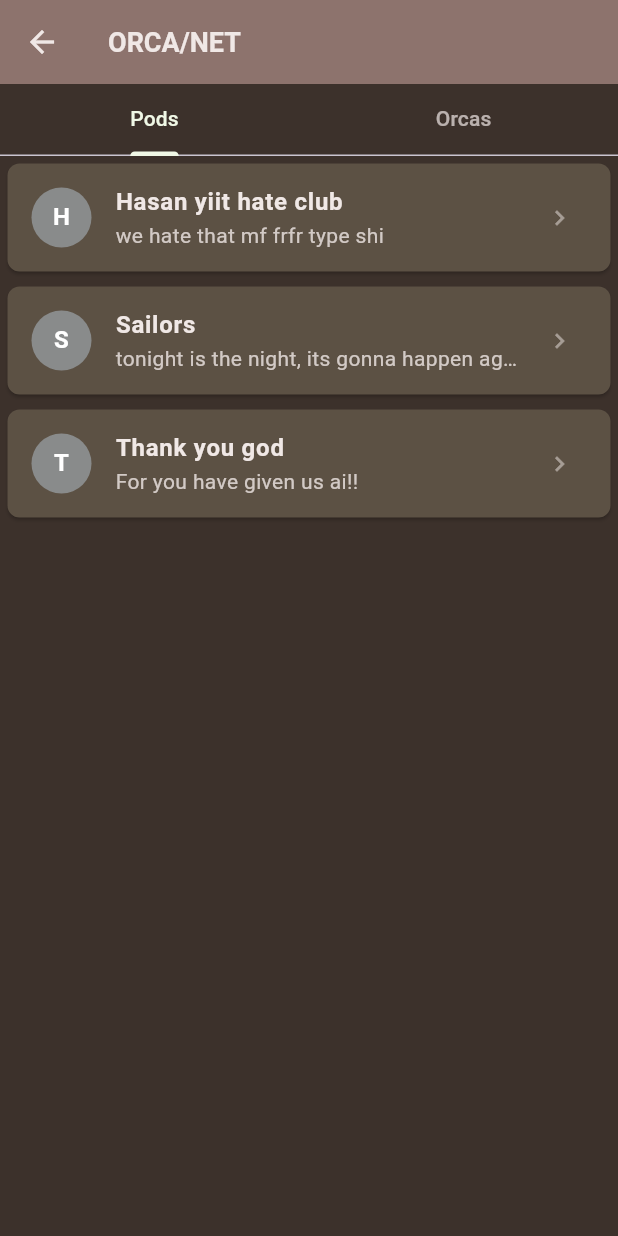
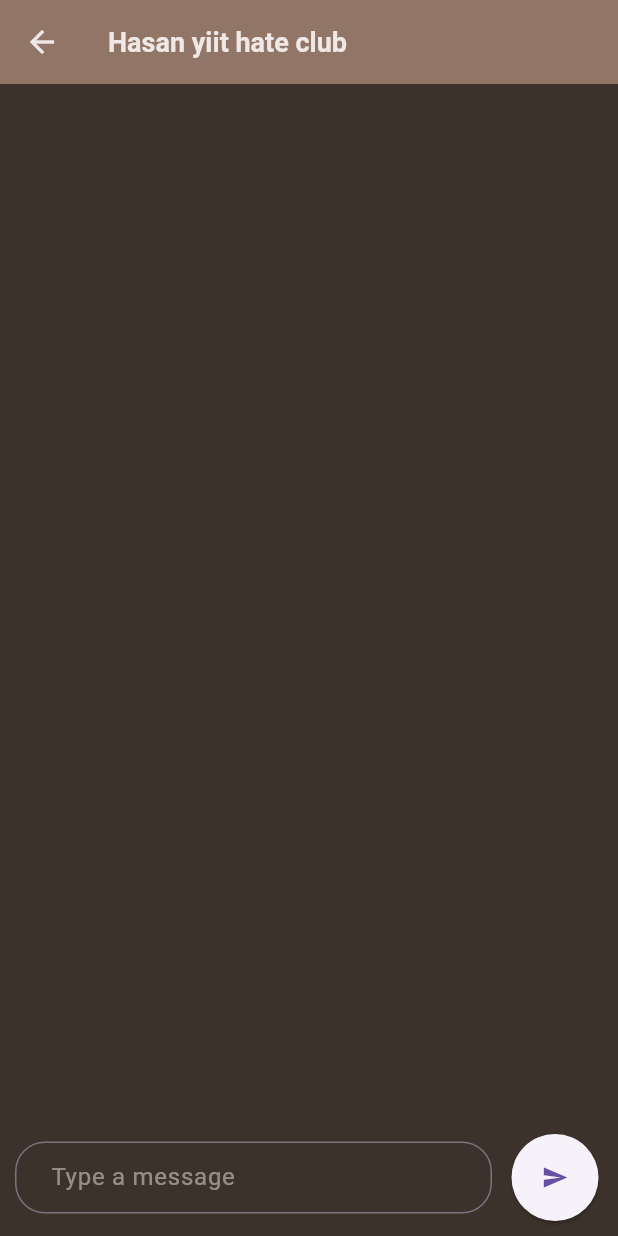
Before and after one commit to M-ismail83/Orcanet, a Flutter app: the chatPage screen opened directly, after a tap on an icon or button, on a phone screen of 412 x 824 dp. Run offline on Flutter 3.47's test engine with Material 3 defaults, Android fonts, the phone set to English and light mode, and no system bars; our stand-ins replace cloud_firestore, firebase_auth, firebase_core, shared_preferences, stroke_text; accounts and stored records are empty.

Commit message:
Added a static chat system and connected the pages with a bottom navigation bar.

```diff
--- a/lib/chatPage.dart
+++ b/lib/chatPage.dart
@@ -1,4 +1,5 @@
 import 'package:flutter/material.dart';
+import 'package:orcanet/message.dart';
 
 //groups or chats iq
 class ChatRoom {
@@ -28,12 +29,6 @@ class chatPage extends StatelessWidget {
     return DefaultTabController(
       length: 2, // Pods and Orcas
       child: Scaffold(
-        appBar: AppBar(
-          title: const Text('ORCA/NET', style: TextStyle(fontWeight: FontWeight.bold, color: Color.fromRGBO(240, 232, 230, 1))),
-          elevation: 4,
-          backgroundColor: Color.fromRGBO(145, 118, 104, 1),
-
-        ),
 
         //body :)
         body: Column(
@@ -105,7 +100,7 @@ class ChatRoomTile extends StatelessWidget {
   const ChatRoomTile({required this.chat, super.key});
 
   void _logChatRoomTap() {
-    print('Tapped main tile for chat: ${chat.name}');
+    print('Tapped chat room: ${chat.name}');
   }
 
   void _logProfileTap() {
@@ -140,7 +135,14 @@ class ChatRoomTile extends StatelessWidget {
           ),
 
           //Tapping the rest of the tile logs the chat room tap
-          onTap: _logChatRoomTap,
+          onTap: () {
+            Navigator.push(
+            context,
+            MaterialPageRoute(
+              builder: (context) => ChatScreen(kisiAdi: chat.name),
+      ),
+    );
+          },
 
           //chat room name
           title: Text(
--- a/lib/message.dart
+++ b/lib/message.dart
@@ -1,19 +1,137 @@
+import 'dart:async';
+
+import 'package:cloud_firestore/cloud_firestore.dart';
+import 'package:firebase_auth/firebase_auth.dart';
 import 'package:flutter/material.dart';
+import 'package:shared_preferences/shared_preferences.dart';
 
-class message extends StatefulWidget {
-  const message({super.key});
+class ChatScreen extends StatefulWidget {
+  final String kisiAdi;
+
+  const ChatScreen({super.key, required this.kisiAdi});
 
   @override
-  State<StatefulWidget> createState() => _messageState();
-
+  _ChatScreenState createState() => _ChatScreenState();
 }
 
-class _messageState extends State<message>{
+class _ChatScreenState extends State<ChatScreen> {
+  final List<Map<String, String>> _messages = [];
+  final TextEditingController _controller = TextEditingController();
+  @override
+  void initState() {
+    super.initState();
+    _loadMessages();
+  }
+  Future<void> _saveMessages() async {
+    final prefs = await SharedPreferences.getInstance();
+    final messagesAsString = _messages
+        .map((message) => '${message['sender']}:${message['text']}')
+        .toList();
+    await prefs.setStringList(widget.kisiAdi, messagesAsString);
+  }
+
+  Future<void> _loadMessages() async {
+    final prefs = await SharedPreferences.getInstance();
+    final messagesAsString = prefs.getStringList(widget.kisiAdi) ?? [];
+    setState(() {
+      _messages.addAll(messagesAsString.map((str) {
+        final parts = str.split(':');
+        return {'sender': parts[0], 'text': parts.sublist(1).join(':')};
+      }));
+    });
+  }
+
+  void _sendMessage() async{
+    if (_controller.text.trim().isNotEmpty) {
+      setState(() {
+        _messages.add({'text': _controller.text.trim(), 'sender': 'Me'});
+      });
+      /*
+      await FirebaseFirestore.instance.collection('messages').add({
+        "userID": userID,
+        "chat": [{'text': _controller.text.trim(), 'sender': userID}]
+      });*/
+      _saveMessages();
+      _controller.clear();
+    }
+  }
 
   @override
   Widget build(BuildContext context) {
-    throw UnimplementedError();
+    return Scaffold(
+      backgroundColor: Color.fromRGBO(60, 49, 43, 1.0),
+      appBar: AppBar(
+        title: Text(widget.kisiAdi),
+        backgroundColor: const Color.fromRGBO(145, 118, 104, 1.0),
+      ),
+      body: Column(
+        children: [
+          Expanded(
+            child: ListView.builder(
+              reverse: true,
+              itemCount: _messages.length,
+              itemBuilder: (context, index) {
+                final message = _messages[_messages.length - 1 - index];
+                return Padding(
+                  padding: const EdgeInsets.symmetric(
+                      vertical: 4.0, horizontal: 20.0),
+                  child: Align(
+                    alignment: message['sender'] == 'Me'
+                        ? Alignment.centerRight
+                        : Alignment.centerLeft,
+                    child: Container(
+                      padding: const EdgeInsets.all(15.0),
+                      decoration: BoxDecoration(
+                        color: message['sender'] == 'Me'
+                            ? const Color.fromRGBO(129, 238, 205, 1)
+                            : const Color.fromARGB(255, 26, 119, 86),
+                        borderRadius: BorderRadius.circular(15.0),
+                      ),
+                      child: Text(
+                        message['text'] ?? '',
+                        style: const TextStyle(
+                          fontSize: 17.0,
+                        ),
+                      ),
+                    ),
+                  ),
+                );
+              },
+            ),
+          ),
+          Padding(
+            padding: const EdgeInsets.all(10.0),
+            child: Row(
+              children: [
+                Expanded(
+                  child: TextField(
+                    controller: _controller,
+                    decoration: InputDecoration(
+                      hintText: 'Type a message',
+                      hintStyle: TextStyle(color: Color.fromRGBO(240, 232, 230, 0.5)),
+
+                      border: OutlineInputBorder(
+                        borderRadius: BorderRadius.circular(20.0),
+                      ),
+                      contentPadding:
+                          const EdgeInsets.symmetric(horizontal: 20.0),
+                    ),
+                  ),
+                ),
+                const SizedBox(width: 10.0),
+                ElevatedButton(
+                  onPressed: _sendMessage,
+                  style: ElevatedButton.styleFrom(
+                    shape: const CircleBorder(),
+                    padding: const EdgeInsets.all(20.0),
+                  ),
+                  child: const Icon(Icons.send),
+                ),
+              ],
+            ),
+          ),
+        ],
+      ),
+    );
   }
-
-
 }
--- a/pubspec.yaml
+++ b/pubspec.yaml
@@ -38,6 +38,9 @@ dependencies:
   firebase_core: ^4.1.1
   stroke_text: ^1.0.0
   firebase_messaging: ^16.0.3
+  cloud_firestore: ^6.1.0
+  firebase_auth: ^6.1.2
+  shared_preferences: ^2.5.3
 
 dev_dependencies:
   flutter_test:
```
Also changed, not shown: lib/feedAndPodsPage.dart (+5 -5 lines), lib/feedPage.dart (+1 -21 lines), lib/main.dart (+87 -69 lines), lib/makePostPage.dart (+5 -9 lines), pubspec.lock, 4 other files.
